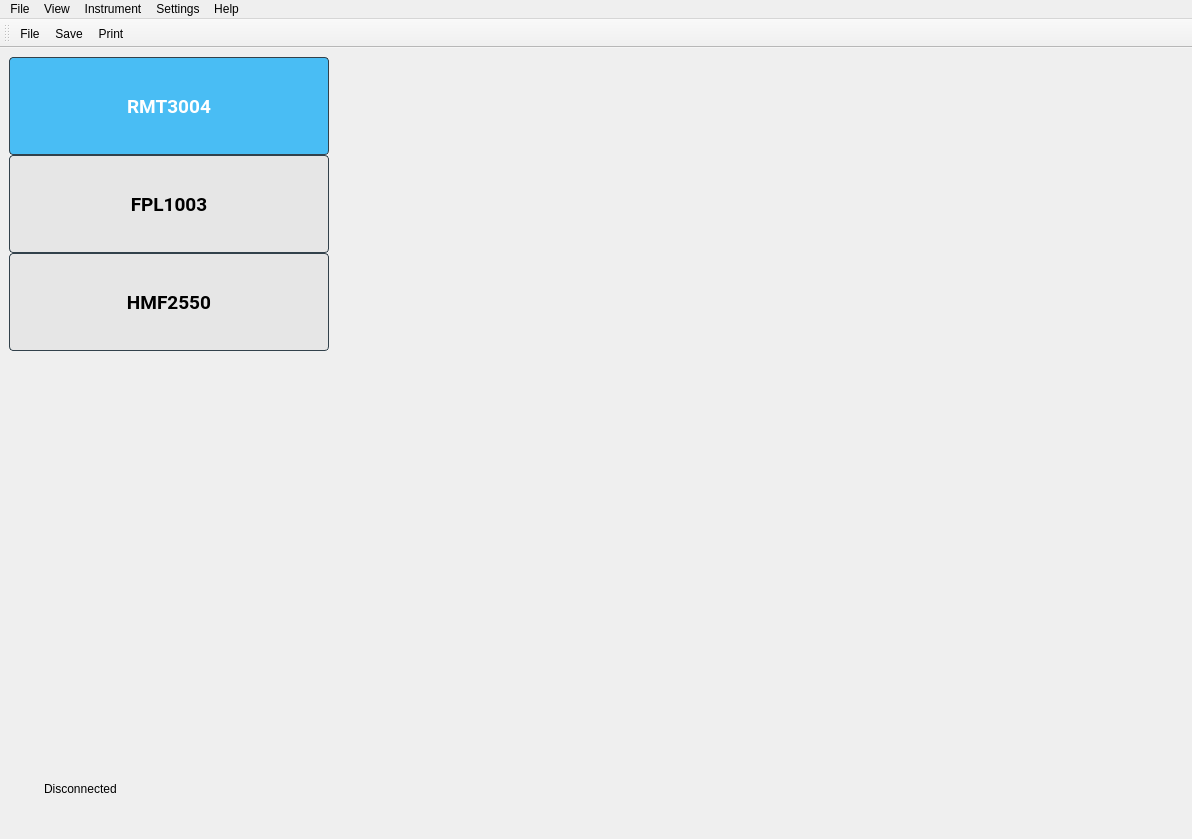
The window that tas7061bb/widgets/wgMainWindow/wgMainWindow.ui (DoND8xforce/tas7061) describes before a commit, drawn with Qt 5.
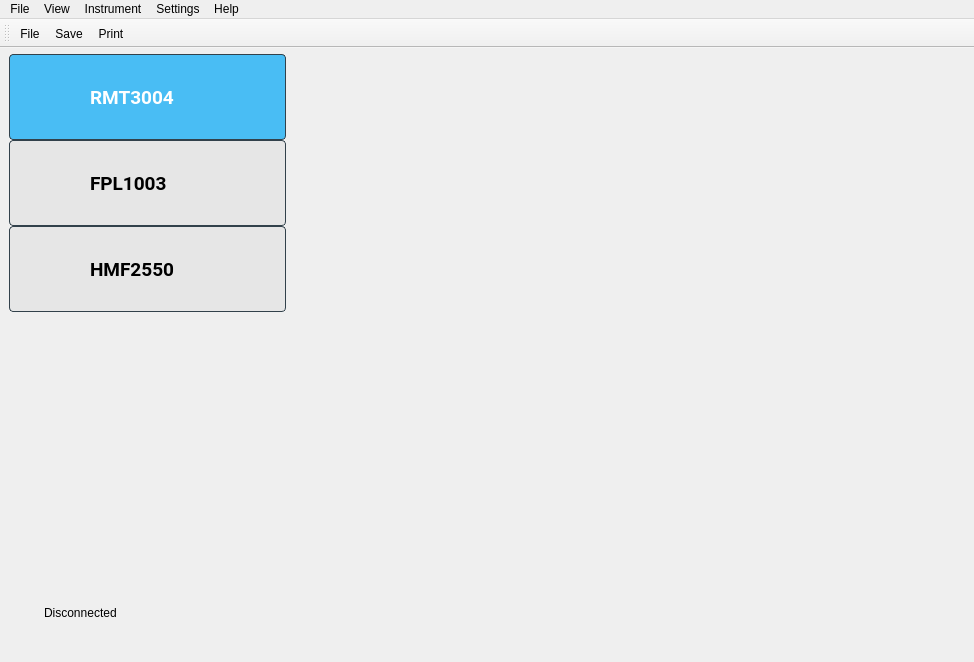
The same window after the commit. Icons and pictures are not drawn.

Diff of the .ui file:
```diff
--- a/tas7061bb/widgets/wgMainWindow/wgMainWindow.ui
+++ b/tas7061bb/widgets/wgMainWindow/wgMainWindow.ui
@@ -6,10 +6,16 @@
    <rect>
     <x>0</x>
     <y>0</y>
-    <width>1192</width>
-    <height>839</height>
+    <width>974</width>
+    <height>662</height>
    </rect>
   </property>
+  <property name="maximumSize">
+   <size>
+    <width>977</width>
+    <height>666</height>
+   </size>
+  </property>
   <property name="windowTitle">
    <string>MainWindow</string>
   </property>
@@ -40,6 +46,15 @@
   </property>
   <widget class="QWidget" name="centralwidget">
    <layout class="QGridLayout" name="gridLayout">
+    <property name="topMargin">
+     <number>6</number>
+    </property>
+    <property name="rightMargin">
+     <number>6</number>
+    </property>
+    <property name="bottomMargin">
+     <number>6</number>
+    </property>
     <item row="0" column="0">
      <widget class="QWidget" name="widgetPanel" native="true">
       <property name="styleSheet">
@@ -52,6 +67,8 @@
     padding: 3px;
     outline: none;
     min-width: 80px;
+	text-align: left;
+	padding-left: 80px;
 }
 
 QPushButton:checked {
@@ -61,6 +78,8 @@
 	color: #FFFFFF;
     padding: 3px;
     outline: none;
+	text-align: left;
+	padding-left: 80px;
 }
 
 QPushButton:pressed {
@@ -94,14 +113,14 @@
         <widget class="QPushButton" name="btnRmt3004">
          <property name="minimumSize">
           <size>
-           <width>88</width>
-           <height>98</height>
+           <width>165</width>
+           <height>86</height>
           </size>
          </property>
          <property name="maximumSize">
           <size>
-           <width>320</width>
-           <height>98</height>
+           <width>277</width>
+           <height>86</height>
           </size>
          </property>
          <property name="font">
@@ -134,14 +153,14 @@
         <widget class="QPushButton" name="btnFpl1003">
          <property name="minimumSize">
           <size>
-           <width>88</width>
-           <height>98</height>
+           <width>165</width>
+           <height>86</height>
           </size>
          </property>
          <property name="maximumSize">
           <size>
-           <width>320</width>
-           <height>98</height>
+           <width>277</width>
+           <height>86</height>
           </size>
          </property>
          <property name="font">
@@ -171,14 +190,14 @@
         <widget class="QPushButton" name="btnHmf2550">
          <property name="minimumSize">
           <size>
-           <width>88</width>
-           <height>98</height>
+           <width>165</width>
+           <height>86</height>
           </size>
          </property>
          <property name="maximumSize">
           <size>
-           <width>320</width>
-           <height>98</height>
+           <width>277</width>
+           <height>86</height>
           </size>
          </property>
          <property name="font">
@@ -211,37 +230,30 @@
      <widget class="QWidget" name="wgContent" native="true">
       <property name="minimumSize">
        <size>
-        <width>750</width>
+        <width>670</width>
         <height>0</height>
        </size>
       </property>
-     </widget>
-    </item>
-    <item row="0" column="2" rowspan="2">
-     <spacer name="horizontalSpacer">
-      <property name="orientation">
-       <enum>Qt::Orientation::Horizontal</enum>
-      </property>
-      <property name="sizeHint" stdset="0">
+      <property name="maximumSize">
        <size>
-        <width>131</width>
-        <height>528</height>
+        <width>648</width>
+        <height>16777215</height>
        </size>
       </property>
-     </spacer>
+     </widget>
     </item>
     <item row="1" column="0">
      <widget class="QLabel" name="lblImage">
       <property name="minimumSize">
        <size>
-        <width>320</width>
-        <height>401</height>
+        <width>277</width>
+        <height>264</height>
        </size>
       </property>
       <property name="maximumSize">
        <size>
-        <width>320</width>
-        <height>401</height>
+        <width>277</width>
+        <height>264</height>
        </size>
       </property>
       <property name="text">
@@ -255,17 +267,30 @@
       </property>
      </widget>
     </item>
+    <item row="1" column="2">
+     <spacer name="horizontalSpacer">
+      <property name="orientation">
+       <enum>Qt::Orientation::Horizontal</enum>
+      </property>
+      <property name="sizeHint" stdset="0">
+       <size>
+        <width>0</width>
+        <height>20</height>
+       </size>
+      </property>
+     </spacer>
+    </item>
     <item row="2" column="0">
      <widget class="QWidget" name="wgStatConn" native="true">
       <property name="minimumSize">
        <size>
-        <width>320</width>
+        <width>277</width>
         <height>50</height>
        </size>
       </property>
       <property name="maximumSize">
        <size>
-        <width>320</width>
+        <width>277</width>
         <height>50</height>
        </size>
       </property>
@@ -312,15 +337,15 @@
       </layout>
      </widget>
     </item>
-    <item row="3" column="0" colspan="2">
+    <item row="3" column="0">
      <spacer name="verticalSpacer">
       <property name="orientation">
        <enum>Qt::Orientation::Vertical</enum>
       </property>
       <property name="sizeHint" stdset="0">
        <size>
-        <width>1168</width>
-        <height>90</height>
+        <width>258</width>
+        <height>3</height>
        </size>
       </property>
      </spacer>
@@ -332,7 +357,7 @@
     <rect>
      <x>0</x>
      <y>0</y>
-     <width>1192</width>
+     <width>974</width>
      <height>23</height>
     </rect>
    </property>
```
Left out of the diff: 2 changed lines with no effect on the pictures.
